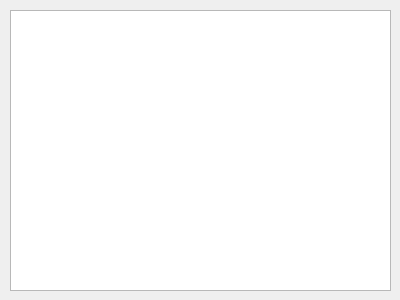
First picture: the form in main.ui, repository VitalyKos/proizvolnoye-imya, before the edit.
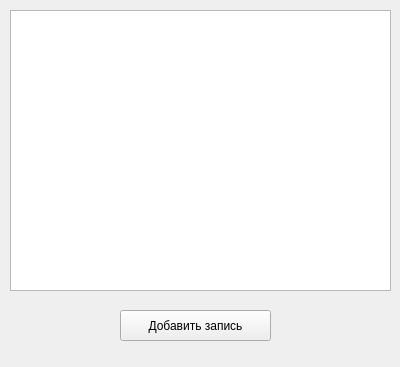
Second picture: the form after the edit.

What changed in the file:
```diff
--- a/main.ui
+++ b/main.ui
@@ -7,7 +7,7 @@
     <x>0</x>
     <y>0</y>
     <width>400</width>
-    <height>300</height>
+    <height>367</height>
    </rect>
   </property>
   <property name="windowTitle">
@@ -23,6 +23,19 @@
     </rect>
    </property>
   </widget>
+  <widget class="QPushButton" name="pushButton">
+   <property name="geometry">
+    <rect>
+     <x>120</x>
+     <y>310</y>
+     <width>151</width>
+     <height>31</height>
+    </rect>
+   </property>
+   <property name="text">
+    <string>Добавить запись</string>
+   </property>
+  </widget>
  </widget>
  <resources/>
  <connections/>
```
